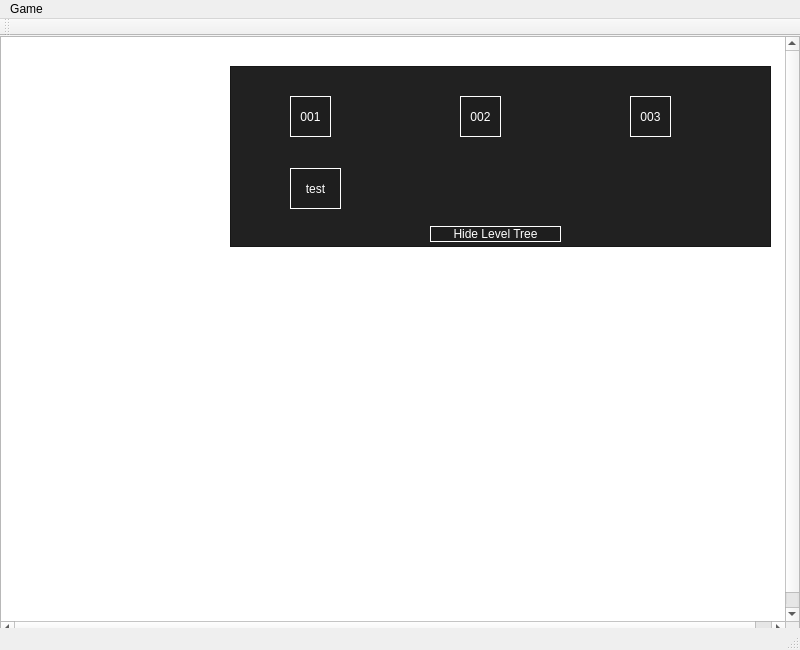
marijamijailovic/RS07-spectrum, file ui/mainwindow.ui: the form before one commit.
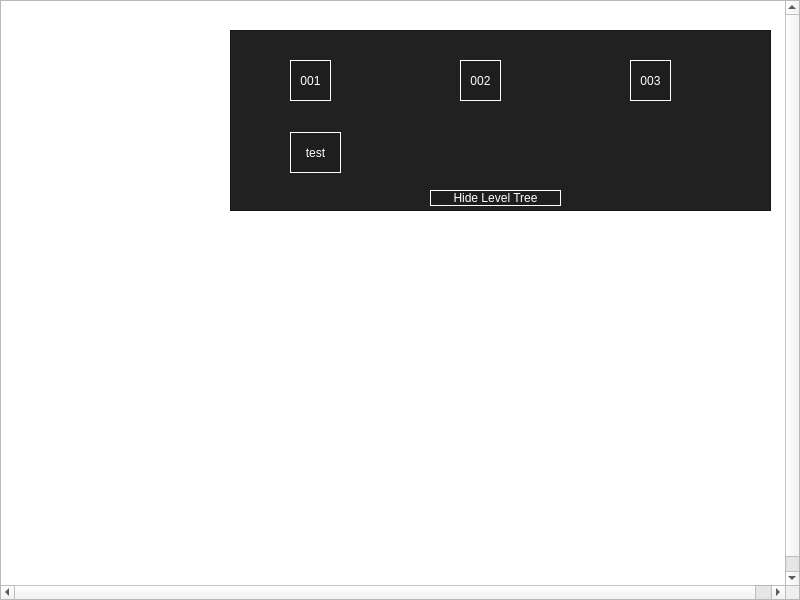
The form after the commit. Icons and pictures are not drawn.

Commit message: Fixed window size

```diff
--- a/ui/mainwindow.ui
+++ b/ui/mainwindow.ui
@@ -7,7 +7,7 @@
     <x>0</x>
     <y>0</y>
     <width>800</width>
-    <height>650</height>
+    <height>600</height>
    </rect>
   </property>
   <property name="sizePolicy">
@@ -16,10 +16,34 @@
     <verstretch>0</verstretch>
    </sizepolicy>
   </property>
+  <property name="minimumSize">
+   <size>
+    <width>800</width>
+    <height>600</height>
+   </size>
+  </property>
+  <property name="maximumSize">
+   <size>
+    <width>800</width>
+    <height>600</height>
+   </size>
+  </property>
   <property name="windowTitle">
    <string>Spectrum</string>
   </property>
   <widget class="QWidget" name="centralWidget">
+   <property name="sizePolicy">
+    <sizepolicy hsizetype="Fixed" vsizetype="Fixed">
+     <horstretch>0</horstretch>
+     <verstretch>0</verstretch>
+    </sizepolicy>
+   </property>
+   <property name="maximumSize">
+    <size>
+     <width>800</width>
+     <height>600</height>
+    </size>
+   </property>
    <property name="styleSheet">
     <string notr="true">background-image: url(:/gui/menu.png);</string>
    </property>
@@ -245,31 +269,6 @@
     </widget>
    </widget>
   </widget>
-  <widget class="QToolBar" name="tbMainToolbar">
-   <attribute name="toolBarArea">
-    <enum>TopToolBarArea</enum>
-   </attribute>
-   <attribute name="toolBarBreak">
-    <bool>false</bool>
-   </attribute>
-  </widget>
-  <widget class="QStatusBar" name="sbMainStatusBar"/>
-  <widget class="QMenuBar" name="mbMainMenu">
-   <property name="geometry">
-    <rect>
-     <x>0</x>
-     <y>0</y>
-     <width>800</width>
-     <height>20</height>
-    </rect>
-   </property>
-   <widget class="QMenu" name="menuGame">
-    <property name="title">
-     <string>Game</string>
-    </property>
-   </widget>
-   <addaction name="menuGame"/>
-  </widget>
  </widget>
  <layoutdefault spacing="6" margin="11"/>
  <resources/>
```
The commit also changes 1 other file.
